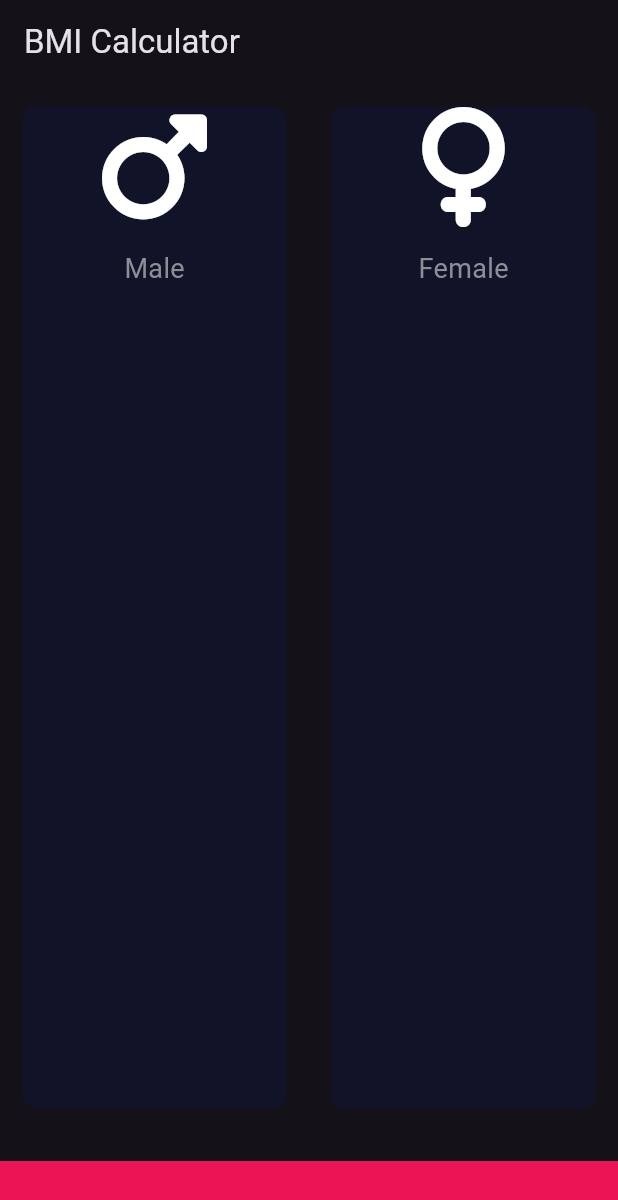
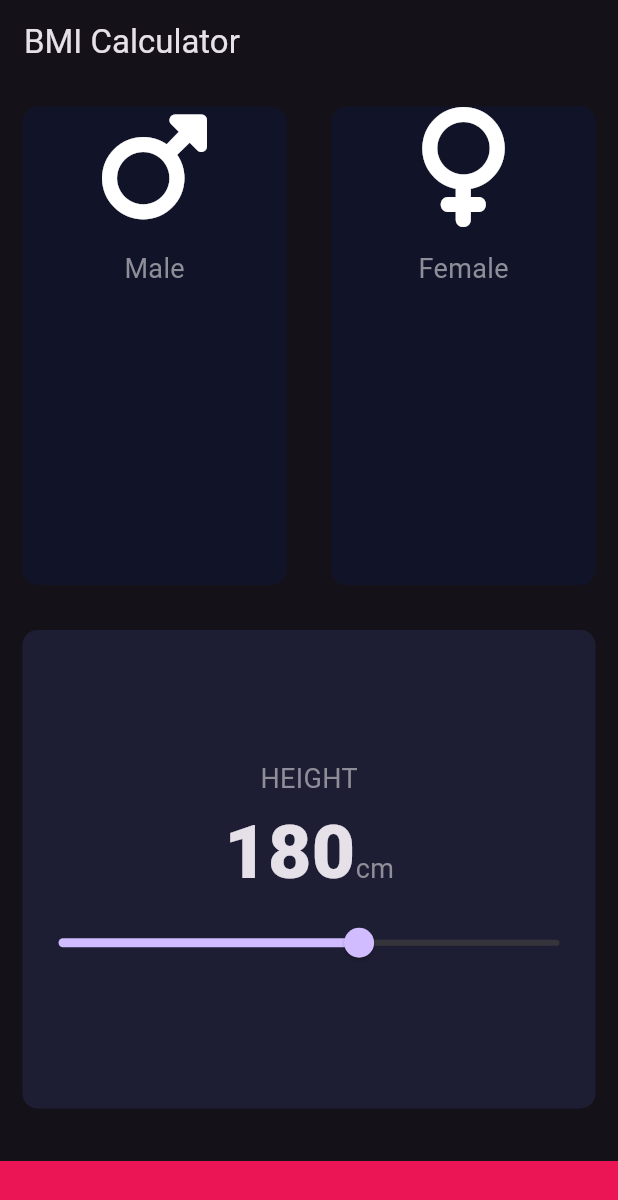
Before and after one commit to rushi055/BMI_calculator, a Flutter app: the screen it shows after launch, on a phone screen of 412 x 824 dp. Shown: the top 1200 px of the screen. Run offline on Flutter 3.47's test engine with Material 3 defaults, Android fonts, the phone set to English and light mode, and no system bars; our stand-ins replace font_awesome_flutter.

```diff
--- /dev/null
+++ b/lib/constants.dart
@@ -0,0 +1,41 @@
+import 'package:flutter/material.dart';
+
+const kBottomContainerHeight = 80.0;
+const kActiveCardColour = Color(0xFF1D1E33);
+const kInactiveCardColour = Color(0xFF111328);
+const kBottomContainerColour = Color(0xFFEB1555);
+
+const kLabelTextStyle = TextStyle(
+  fontSize: 18.0,
+  color: Color(0xFF8D8E98),
+);
+
+const kNumberTextStyle = TextStyle(
+  fontSize: 50.0,
+  fontWeight: FontWeight.w900,
+);
+
+const kLargeButtonTextStyle = TextStyle(
+  fontSize: 25.0,
+  fontWeight: FontWeight.bold,
+);
+//
+// const kTitleTextStyle = TextStyle(
+//   fontSize: 50.0,
+//   fontWeight: FontWeight.bold,
+// );
+//
+// const kResultTextStyle = TextStyle(
+//   color: Color(0xFF24D876),
+//   fontSize: 22.0,
+//   fontWeight: FontWeight.bold,
+// );
+//
+// const kBMITextStyle = TextStyle(
+//   fontSize: 100.0,
+//   fontWeight: FontWeight.bold,
+// );
+//
+// const kBodyTextStyle = TextStyle(
+//   fontSize: 22.0,
+// );
--- a/lib/input_page.dart
+++ b/lib/input_page.dart
@@ -3,9 +3,16 @@ import 'package:bmi_calculator/reusableCard.dart';
 import 'package:flutter/material.dart';
 import 'package:font_awesome_flutter/font_awesome_flutter.dart';
 
+import 'constants.dart';
+
 const bottomContainerColour = Color(0xFFEB1555);
 const activecardcolour = Color(0xFF1D1E33);
 const inactivecardcolour = Color(0xFF111328);
+
+enum Gender {
+  male,
+  female,
+}
 
 class InputPage extends StatefulWidget {
   @override
@@ -13,29 +20,11 @@ class InputPage extends StatefulWidget {
 }
 
 class _InputPageState extends State<InputPage> {
-  Color maleCardColour = inactivecardcolour;
-  Color femaleCardColour = inactivecardcolour;
+  var selectedgender;
+  int height = 180;
+  int weight = 60;
+  int age = 20;
 
-  // 1 = male, 2 = female
-  void updateColour(int gender) {
-    if (gender == 1) {
-      if (maleCardColour == inactivecardcolour) {
-        maleCardColour = activecardcolour;
-        femaleCardColour = inactivecardcolour;
-      } else {
-        maleCardColour = inactivecardcolour;
-      }
-    }
-    if (gender == 2) {
-      if (femaleCardColour == inactivecardcolour) {
-        femaleCardColour = activecardcolour;
-        maleCardColour = inactivecardcolour;
-      } else {
-        femaleCardColour = inactivecardcolour;
-      }
-      // Add logic for female card color update if needed
-    }
-  }
 
   @override
   Widget build(BuildContext context) {
@@ -52,12 +41,14 @@ class _InputPageState extends State<InputPage> {
                   child: GestureDetector(
                     onTap: () {
                       setState(() {
-                        updateColour(1);
+                        selectedgender = Gender.male;
                       });
                     },
                     child: Builder(
                       builder: (context) => ReusableCard(
-                        colour: maleCardColour,
+                        colour: selectedgender == Gender.male
+                            ? activecardcolour
+                            : inactivecardcolour,
                         cardChild: IconContent(
                           icon: FontAwesomeIcons.mars,
                           label: "Male",
@@ -68,14 +59,19 @@ class _InputPageState extends State<InputPage> {
                 ),
                 Expanded(
                   child: GestureDetector(
+                    //we can also remove gesture detector and add in ReusableCard page by adding a function of onPress just same as
+                    // we add cardChild and color so we dont have to write Gesture Detector multiple time
+                    // we can just add onefunction of onPress(can give whatever name we like) and it will work
                     onTap: () {
                       setState(() {
-                        updateColour(2);
+                        selectedgender = Gender.female;
                       });
                     },
                     child: Builder(
                       builder: (context) => ReusableCard(
-                        colour: femaleCardColour,
+                        colour: selectedgender == Gender.female
+                            ? activecardcolour
+                            : inactivecardcolour,
                         cardChild: IconContent(
                           icon: FontAwesomeIcons.venus,
                           label: "Female",
@@ -87,14 +83,47 @@ class _InputPageState extends State<InputPage> {
               ],
             ),
           ),
-          // Expanded(
-          //   child: ReusableCard(
-          //     colour: activecardcolour,
-          //     cardChild: IconContent(
-          //
-          //     ),
-          //   ),
-          // ),
+          Expanded(
+            child: ReusableCard(
+              colour: kActiveCardColour,
+              cardChild: Column(
+                mainAxisAlignment: MainAxisAlignment.center,
+                children: <Widget>[
+                  Text(
+                    'HEIGHT',
+                    style: kLabelTextStyle,
+                  ),
+                  Row(
+                    mainAxisAlignment: MainAxisAlignment.center,
+                    crossAxisAlignment: CrossAxisAlignment.baseline,
+                    textBaseline: TextBaseline.alphabetic,
+                    children: <Widget>[
+                      Text(
+                        height.toString(),
+                        style: kNumberTextStyle,
+                      ),
+                      Text(
+                        'cm',
+                        style: kLabelTextStyle,
+                      )
+                    ],
+                  ),
+
+               Slider(
+                      value: height.toDouble(),
+                      min: 120.0,
+                      max: 220.0,
+                      onChanged: (double newValue) {
+                        setState(() {
+                          height = newValue.round();
+                        });
+                      },
+                    ),
+
+                ],
+              ),
+            ),
+          ),
           // Expanded(
           //   child: Row(
           //     children: [
```
